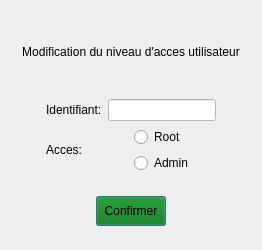
Before: the Qt Designer form myProject/modifuser.ui in ToDesire/QT_Project, drawn with Qt 5.
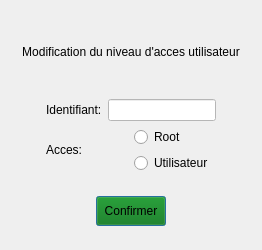
After: the same form once the commit is applied.

What changed in the file:
```diff
--- a/myProject/modifuser.ui
+++ b/myProject/modifuser.ui
@@ -121,7 +121,7 @@
          <item>
           <widget class="QRadioButton" name="Admin">
            <property name="text">
-            <string>Admin</string>
+            <string>Utilisateur</string>
            </property>
           </widget>
          </item>
```
